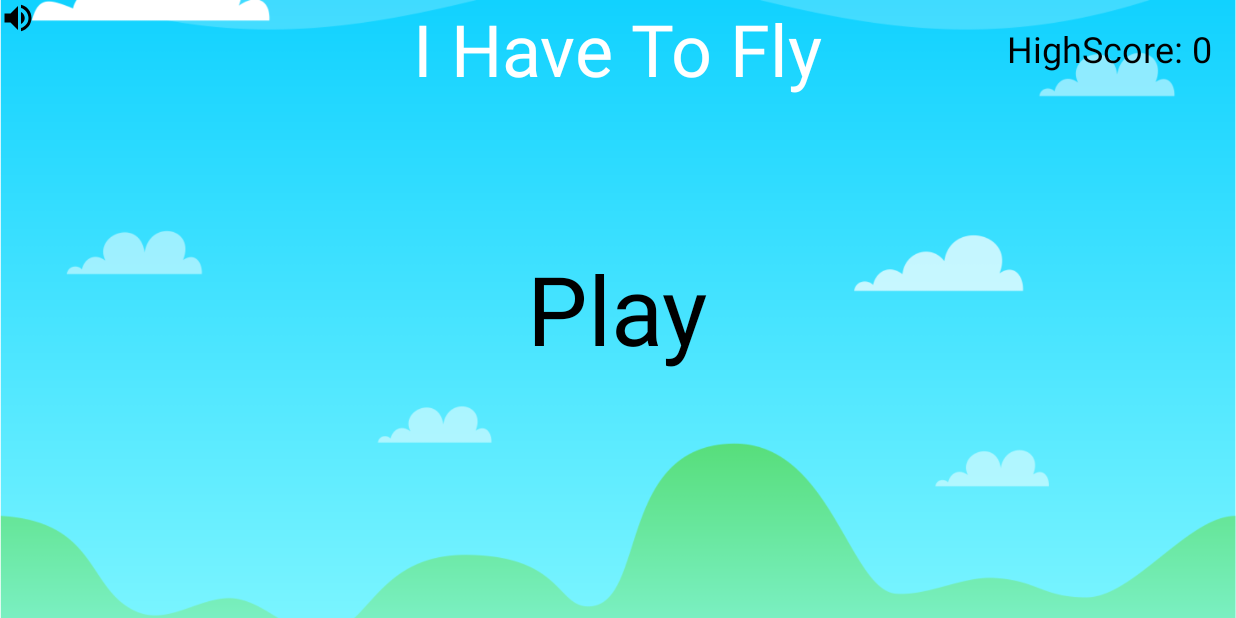
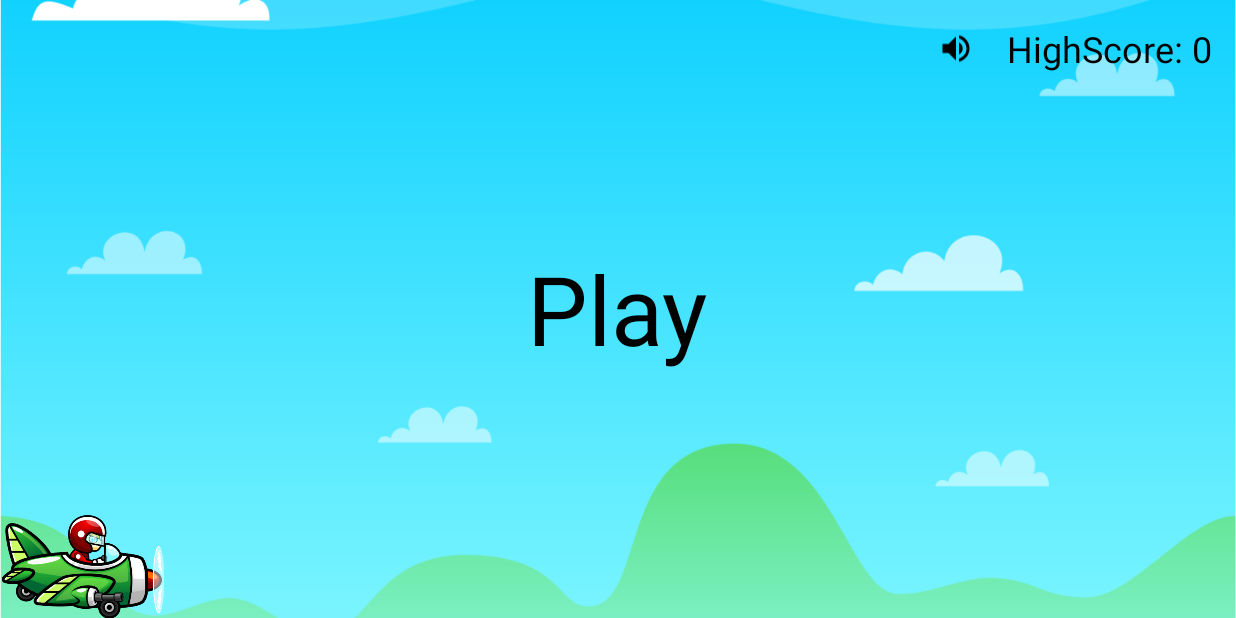
Before and after one commit to kolaso13/AndroidStudioGame, an Android app: the screen it shows after launch (MainActivity), on a phone screen of 824 x 412 dp (held sideways). Run offline under Robolectric (Android 15) with nearby library versions, the phone set to English and light mode, and no system bars.

Commit message:
cambios minimos

```diff
--- a/app/src/main/res/layout/activity_main.xml
+++ b/app/src/main/res/layout/activity_main.xml
@@ -13,21 +13,13 @@
         android:scaleType="centerCrop"/>
 
     <TextView
+        android:id="@+id/play"
         android:layout_width="wrap_content"
         android:layout_height="wrap_content"
-        android:textSize="48sp"
-        android:text="I Have To Fly"
-        android:textColor="#ffffff"
-        android:layout_centerHorizontal="true"/>
-
-    <TextView
-        android:layout_width="wrap_content"
-        android:layout_height="wrap_content"
+        android:layout_centerInParent="true"
         android:text="Play"
-        android:textSize="64sp"
-        android:layout_centerInParent="true"
         android:textColor="#000000"
-        android:id="@+id/play"/>
+        android:textSize="64sp" />
 
     <TextView
         android:layout_width="wrap_content"
@@ -43,6 +35,22 @@
         android:id="@+id/volumeCtrl"
         android:layout_width="wrap_content"
         android:layout_height="wrap_content"
+        android:layout_alignTop="@+id/highScoreTxt"
+        android:layout_alignBottom="@+id/highScoreTxt"
+        android:layout_marginTop="4dp"
+        android:layout_marginEnd="6dp"
+        android:layout_marginBottom="4dp"
+        android:layout_toStartOf="@+id/highScoreTxt"
         app:srcCompat="@drawable/ic_baseline_volume_up_24" />
 
+    <ImageView
+        android:id="@+id/imageView"
+        android:layout_width="110.73dp"
+        android:layout_height="74dp"
+        android:layout_alignParentStart="true"
+        android:layout_alignParentBottom="true"
+        android:layout_marginStart="0dp"
+        android:layout_marginBottom="-5dp"
+        app:srcCompat="@drawable/fly1" />
+
 </RelativeLayout>
```
